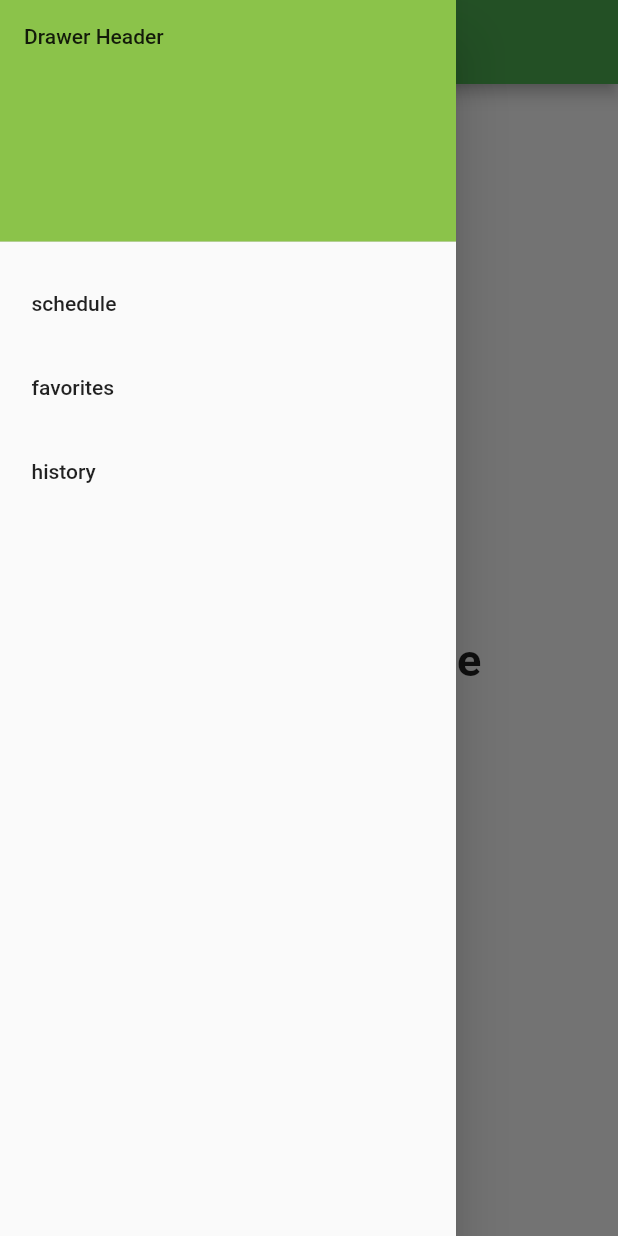
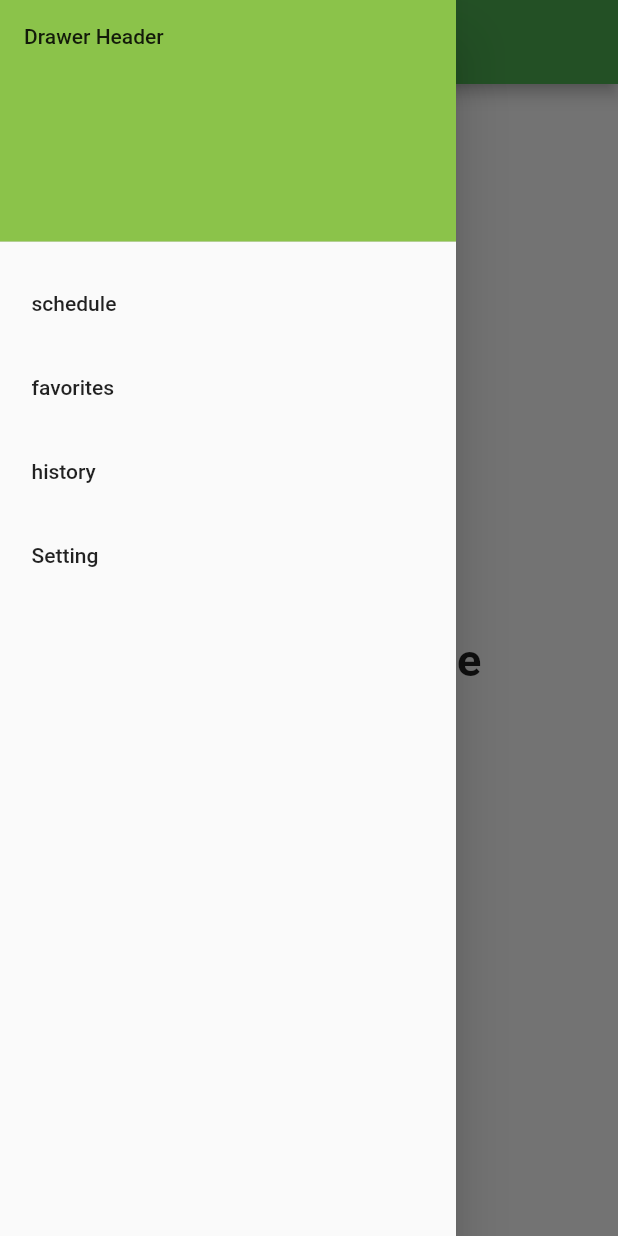
Before and after one commit to wakabayashiryo/anime_manage_app, a Flutter app: the screen it shows after launch, with the side drawer open, on a phone screen of 412 x 824 dp. Run offline on Flutter 3.47's test engine with Material 2 defaults, Android fonts, the phone set to English and light mode, and no system bars.

Commit message:
add setting page

```diff
--- a/anime_manage_app/lib/main.dart
+++ b/anime_manage_app/lib/main.dart
@@ -1,7 +1,9 @@
 import 'package:flutter/material.dart';
+import 'dart:developer';
 import 'history.dart';
 import 'favorites.dart';
 import 'weekly_schedule.dart';
+import 'setting.dart';
 
 void main() => runApp(MyApp());
 
@@ -9,7 +11,8 @@ class MyApp extends StatelessWidget {
   final Map<String, Widget> _pagesList = {
     'schedule': Schedule(),
     'favorites': Favorites(),
-    'history': ViewdHistory()
+    'history': ViewdHistory(),
+    'Setting': Setting()
   };
 
   @override
@@ -41,7 +44,7 @@ class _MyHomePageState extends State<MyHomePage> {
   void initState() {
     // TODO: implement initState
     _showPage = widget.pages['schedule'];
-    for (var key in widget.pages.keys) _pageKeyList.add('${key}');
+    for (var key in widget.pages.keys) _pageKeyList.add(key);
     super.initState();
   }
 
@@ -62,7 +65,8 @@ class _MyHomePageState extends State<MyHomePage> {
               ),
             ),
             Container(
-                height: MediaQuery.of(context).size.height * 0.25,
+                height: double.maxFinite,
+                // height: MediaQuery.of(context).size.height * 0.25,
                 padding: EdgeInsets.all(5),
                 child: ListView.builder(
                     itemCount: _pageKeyList.length,
@@ -70,7 +74,7 @@ class _MyHomePageState extends State<MyHomePage> {
                       return ListTile(
                         title: Text('${_pageKeyList[index]}'),
                         onTap: () {
-                          _selectPageTapped('${_pageKeyList[index]}');
+                          _pageListTapped('${_pageKeyList[index]}');
                         },
                       );
                     })),
@@ -97,7 +101,7 @@ class _MyHomePageState extends State<MyHomePage> {
     );
   }
 
-  void _selectPageTapped(String index) {
+  void _pageListTapped(String index) {
     setState(() {
       Navigator.pop(context);
       _showPage = widget.pages[index];
--- /dev/null
+++ b/anime_manage_app/lib/setting.dart
@@ -0,0 +1,20 @@
+import 'package:flutter/material.dart';
+
+class Setting extends StatefulWidget {
+  @override
+  _SettingState createState() => _SettingState();
+}
+
+class _SettingState extends State<Setting> {
+  Widget build(BuildContext context) {
+    return Scaffold(
+      body:Center(
+        child: Text(
+          'Setting',
+          textAlign: TextAlign.center,
+          style: TextStyle(fontSize: 30, fontWeight: FontWeight.bold),
+        ),
+      ),
+    );
+  }
+}
```
